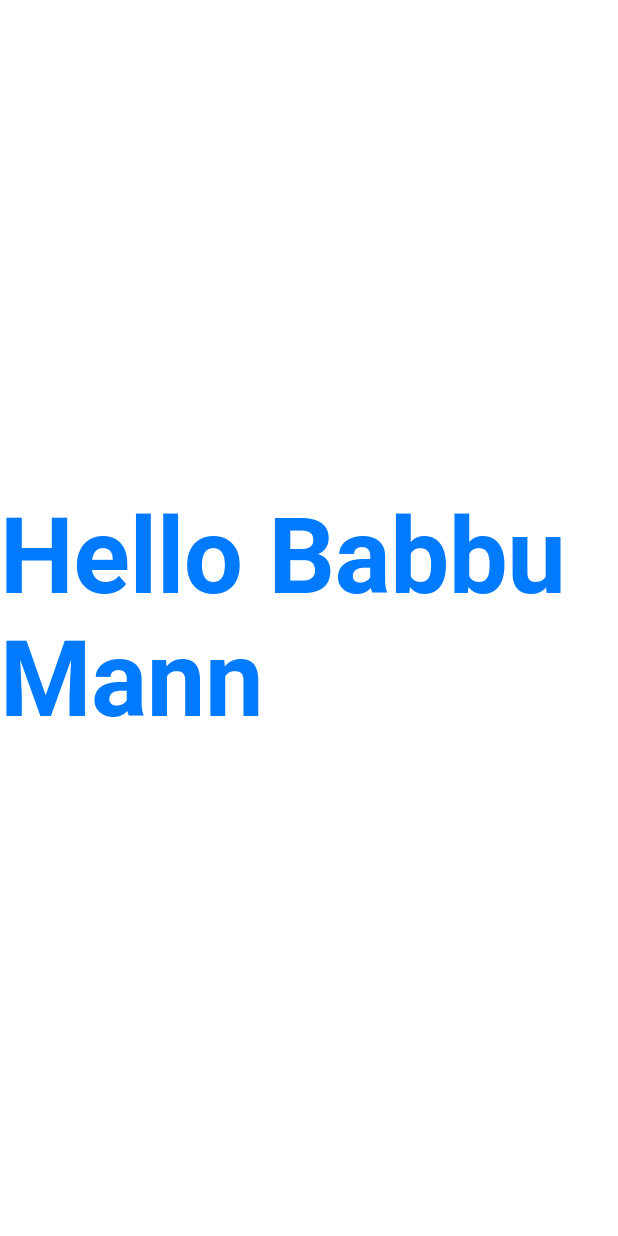
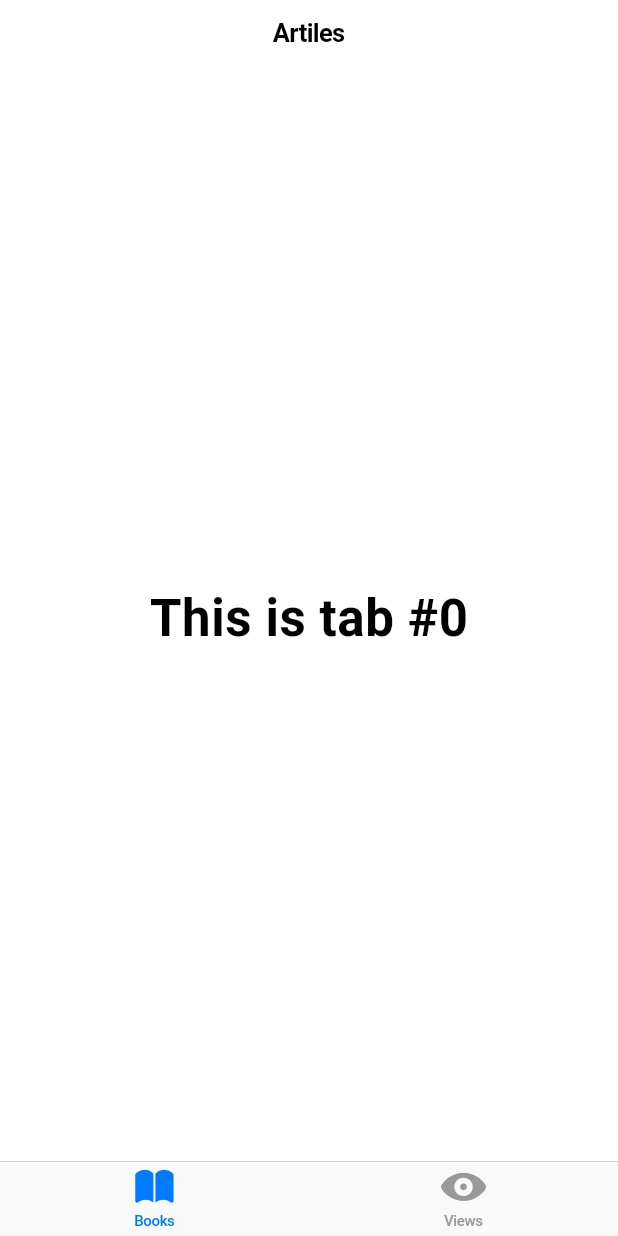
Before and after one commit to basantsingh-os/cupertino_designs, a Flutter app: the screen it shows after launch, on a phone screen of 412 x 824 dp. Run offline on Flutter 3.47's test engine with Material 2 defaults, Android fonts, the phone set to English and light mode, and no system bars.

Commit message:
Tab view

```diff
--- a/lib/main.dart
+++ b/lib/main.dart
@@ -1,24 +1,12 @@
 import 'package:flutter/cupertino.dart';
 
 void main() => runApp(MyApp());
-
 
 class MyApp extends StatelessWidget {
   @override
   Widget build(BuildContext context) {
     return CupertinoApp(
-      theme: CupertinoThemeData(
-        textTheme: CupertinoTextThemeData(
-          navLargeTitleTextStyle: TextStyle(
-            fontWeight: FontWeight.bold,
-            fontSize:70.0,
-            color:CupertinoColors.activeBlue
-          )
-
-        )
-      ),
       home: HomeScreen(),
-
     );
   }
 }
@@ -26,11 +14,38 @@ class MyApp extends StatelessWidget {
 class HomeScreen extends StatelessWidget {
   @override
   Widget build(BuildContext context) {
-    return CupertinoPageScaffold(
-      child: Center(
-        child:Text("Hello Babbu Mann",style:CupertinoTheme.of(context).textTheme.navLargeTitleTextStyle),
+    return CupertinoTabScaffold(
+      tabBar: CupertinoTabBar(
+        items: [
+          BottomNavigationBarItem(
+            icon: Icon(CupertinoIcons.book_solid),
+            title: Text("Books"),
+          ),
+          BottomNavigationBarItem(
+            icon: Icon(CupertinoIcons.eye_solid),
+            title: Text("Views"),
+          )
+        ],
       ),
+      tabBuilder: (context, i) {
+        return CupertinoTabView(
+          builder: (context) {
+            return CupertinoPageScaffold(
+              navigationBar: CupertinoNavigationBar(
+                middle: (i==0)?Text('Artiles'):Text('Views'),
+              ),
+              child: Center(
+                child:Text(
+                  "This is tab #$i",
+                  style:CupertinoTheme.of(context).textTheme.navLargeTitleTextStyle
 
+                ),
+
+              ),
+            );
+          },
+        );
+      },
     );
   }
 }
```
